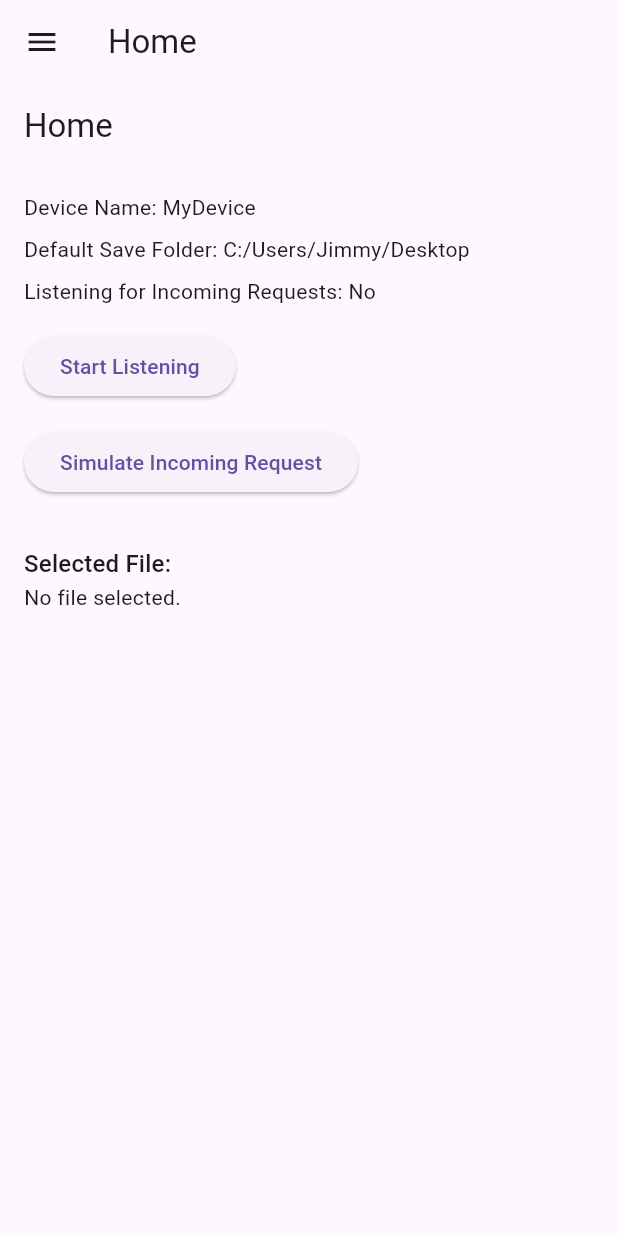
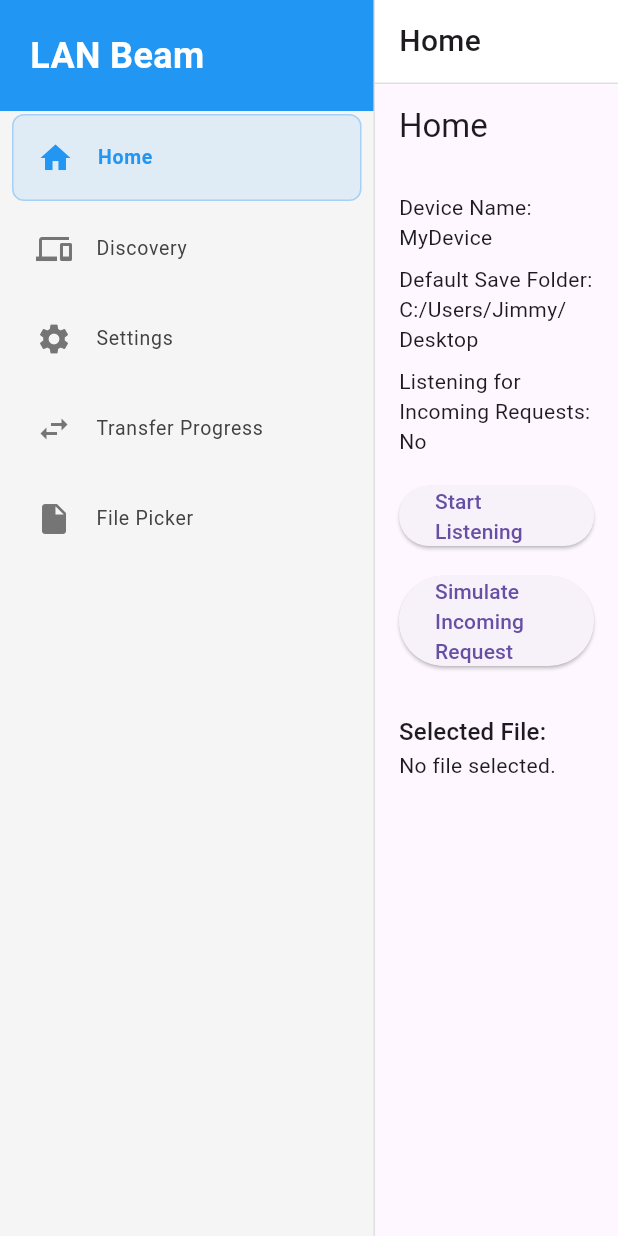
Before and after one commit to Daojim/lan_beam, a Flutter app: the screen it shows after launch, on a phone screen of 412 x 824 dp. Run offline on Flutter 3.47's test engine with Material 3 defaults, Android fonts, the light colour scheme and no system bars; our stand-ins replace file_picker.

Commit message:
Replace hamburger menu with permanent sidebar
- Remove drawer-based navigation to eliminate double-click bug
- Implement clean 250px permanent sidebar with modern design
- Add visual selection highlighting and proper spacing
- Improve desktop UX with always-visible navigation
- Remove need to open/close menu for faster navigation

```diff
--- a/lib/screens/main_screen.dart
+++ b/lib/screens/main_screen.dart
@@ -35,53 +35,141 @@ class _MainScreenState extends State<MainScreen> {
     setState(() {
       _selectedIndex = index;
     });
-    Navigator.pop(context); // close the drawer
   }
 
   @override
   Widget build(BuildContext context) {
     return Scaffold(
-      appBar: AppBar(title: Text(_titles[_selectedIndex])),
-      drawer: Drawer(
-        child: ListView(
-          padding: EdgeInsets.zero,
-          children: [
-            const DrawerHeader(
-              decoration: BoxDecoration(color: Colors.blue),
-              child: Text(
-                'LAN Beam Menu',
-                style: TextStyle(color: Colors.white, fontSize: 24),
+      body: Row(
+        children: [
+          // Permanent Sidebar
+          Container(
+            width: 250,
+            decoration: BoxDecoration(
+              color: Colors.grey[100],
+              border: Border(
+                right: BorderSide(color: Colors.grey[300]!, width: 1),
               ),
             ),
-            ListTile(
-              leading: const Icon(Icons.home),
-              title: const Text('Home'),
-              onTap: () => _onItemTapped(0),
+            child: Column(
+              children: [
+                // Sidebar Header
+                Container(
+                  width: double.infinity,
+                  padding: const EdgeInsets.all(20),
+                  decoration: const BoxDecoration(color: Colors.blue),
+                  child: const Text(
+                    'LAN Beam',
+                    style: TextStyle(
+                      color: Colors.white,
+                      fontSize: 24,
+                      fontWeight: FontWeight.bold,
+                    ),
+                  ),
+                ),
+                // Sidebar Menu Items
+                Expanded(
+                  child: ListView(
+                    padding: EdgeInsets.zero,
+                    children: [
+                      _buildSidebarItem(
+                        icon: Icons.home,
+                        title: 'Home',
+                        index: 0,
+                      ),
+                      _buildSidebarItem(
+                        icon: Icons.devices,
+                        title: 'Discovery',
+                        index: 1,
+                      ),
+                      _buildSidebarItem(
+                        icon: Icons.settings,
+                        title: 'Settings',
+                        index: 2,
+                      ),
+                      _buildSidebarItem(
+                        icon: Icons.swap_horiz,
+                        title: 'Transfer Progress',
+                        index: 3,
+                      ),
+                      _buildSidebarItem(
+                        icon: Icons.insert_drive_file,
+                        title: 'File Picker',
+                        index: 4,
+                      ),
+                    ],
+                  ),
+                ),
+              ],
             ),
-            ListTile(
-              leading: const Icon(Icons.devices),
-              title: const Text('Discovery'),
-              onTap: () => _onItemTapped(1),
+          ),
+          // Main Content Area
+          Expanded(
+            child: Column(
+              children: [
+                // Top Bar
+                Container(
+                  width: double.infinity,
+                  height: 56,
+                  decoration: BoxDecoration(
+                    color: Colors.white,
+                    border: Border(
+                      bottom: BorderSide(color: Colors.grey[300]!, width: 1),
+                    ),
+                  ),
+                  child: Padding(
+                    padding: const EdgeInsets.symmetric(horizontal: 16),
+                    child: Align(
+                      alignment: Alignment.centerLeft,
+                      child: Text(
+                        _titles[_selectedIndex],
+                        style: const TextStyle(
+                          fontSize: 20,
+                          fontWeight: FontWeight.w500,
+                        ),
+                      ),
+                    ),
+                  ),
+                ),
+                // Screen Content
+                Expanded(child: _screens[_selectedIndex]),
+              ],
             ),
-            ListTile(
-              leading: const Icon(Icons.settings),
-              title: const Text('Settings'),
-              onTap: () => _onItemTapped(2),
-            ),
-            ListTile(
-              leading: const Icon(Icons.swap_horiz),
-              title: const Text('Transfer Progress'),
-              onTap: () => _onItemTapped(3),
-            ),
-            ListTile(
-              leading: const Icon(Icons.insert_drive_file),
-              title: const Text('File Picker'),
-              onTap: () => _onItemTapped(4),
-            ),
-          ],
+          ),
+        ],
+      ),
+    );
+  }
+
+  Widget _buildSidebarItem({
+    required IconData icon,
+    required String title,
+    required int index,
+  }) {
+    final isSelected = _selectedIndex == index;
+
+    return Container(
+      margin: const EdgeInsets.symmetric(horizontal: 8, vertical: 2),
+      decoration: BoxDecoration(
+        color: isSelected ? Colors.blue.withOpacity(0.1) : Colors.transparent,
+        borderRadius: BorderRadius.circular(8),
+        border: isSelected
+            ? Border.all(color: Colors.blue.withOpacity(0.3), width: 1)
+            : null,
+      ),
+      child: ListTile(
+        leading: Icon(icon, color: isSelected ? Colors.blue : Colors.grey[600]),
+        title: Text(
+          title,
+          style: TextStyle(
+            color: isSelected ? Colors.blue : Colors.grey[800],
+            fontWeight: isSelected ? FontWeight.w600 : FontWeight.normal,
+          ),
         ),
+        onTap: () => _onItemTapped(index),
+        dense: true,
+        contentPadding: const EdgeInsets.symmetric(horizontal: 16, vertical: 4),
       ),
-      body: _screens[_selectedIndex],
     );
   }
 }
```
